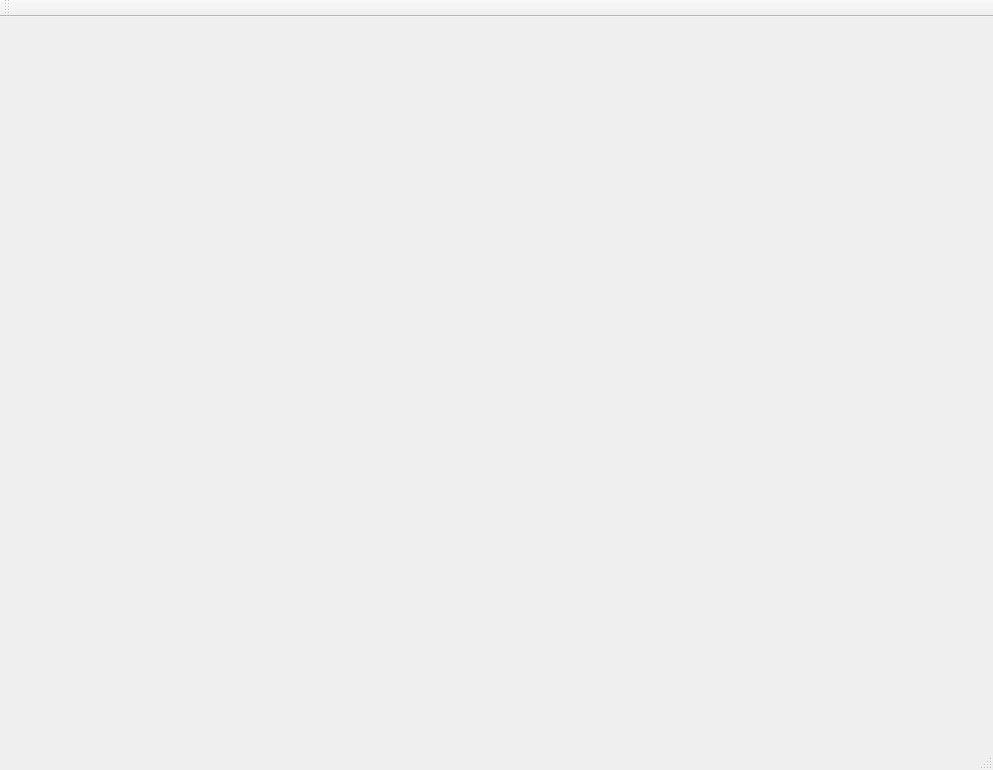
First picture: the form in pianoright/mainwindow.ui, repository AnnieFandingying/myhomework, before the edit.
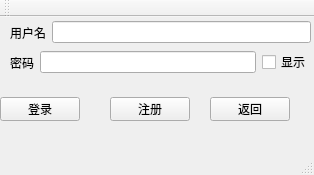
Second picture: the form after the edit. Icons and pictures are not drawn.

Patch:
```diff
--- a/pianoright/mainwindow.ui
+++ b/pianoright/mainwindow.ui
@@ -6,8 +6,8 @@
    <rect>
     <x>0</x>
     <y>0</y>
-    <width>993</width>
-    <height>770</height>
+    <width>314</width>
+    <height>175</height>
    </rect>
   </property>
   <property name="windowTitle">
@@ -25,7 +25,98 @@
   <property name="dockNestingEnabled">
    <bool>true</bool>
   </property>
-  <widget class="QWidget" name="centralwidget"/>
+  <widget class="QWidget" name="centralwidget">
+   <widget class="QPushButton" name="btn_login">
+    <property name="geometry">
+     <rect>
+      <x>0</x>
+      <y>80</y>
+      <width>80</width>
+      <height>24</height>
+     </rect>
+    </property>
+    <property name="text">
+     <string>登录</string>
+    </property>
+   </widget>
+   <widget class="QPushButton" name="btn_regis">
+    <property name="geometry">
+     <rect>
+      <x>110</x>
+      <y>80</y>
+      <width>80</width>
+      <height>24</height>
+     </rect>
+    </property>
+    <property name="text">
+     <string>注册</string>
+    </property>
+   </widget>
+   <widget class="QPushButton" name="but_quit">
+    <property name="geometry">
+     <rect>
+      <x>210</x>
+      <y>80</y>
+      <width>80</width>
+      <height>24</height>
+     </rect>
+    </property>
+    <property name="text">
+     <string>返回</string>
+    </property>
+   </widget>
+   <widget class="QWidget" name="horizontalLayoutWidget">
+    <property name="geometry">
+     <rect>
+      <x>10</x>
+      <y>0</y>
+      <width>301</width>
+      <height>31</height>
+     </rect>
+    </property>
+    <layout class="QHBoxLayout" name="horizontalLayout">
+     <item>
+      <widget class="QLabel" name="label">
+       <property name="text">
+        <string>用户名</string>
+       </property>
+      </widget>
+     </item>
+     <item>
+      <widget class="QLineEdit" name="lineEdit"/>
+     </item>
+    </layout>
+   </widget>
+   <widget class="QWidget" name="horizontalLayoutWidget_2">
+    <property name="geometry">
+     <rect>
+      <x>10</x>
+      <y>30</y>
+      <width>301</width>
+      <height>31</height>
+     </rect>
+    </property>
+    <layout class="QHBoxLayout" name="horizontalLayout_2">
+     <item>
+      <widget class="QLabel" name="label2">
+       <property name="text">
+        <string>密码</string>
+       </property>
+      </widget>
+     </item>
+     <item>
+      <widget class="QLineEdit" name="let_passwd"/>
+     </item>
+     <item>
+      <widget class="QCheckBox" name="checkBox">
+       <property name="text">
+        <string>显示</string>
+       </property>
+      </widget>
+     </item>
+    </layout>
+   </widget>
+  </widget>
   <widget class="QMenuBar" name="menubar">
    <property name="geometry">
     <rect>
```
Left out of the diff: 2 changed lines with no effect on the pictures.
